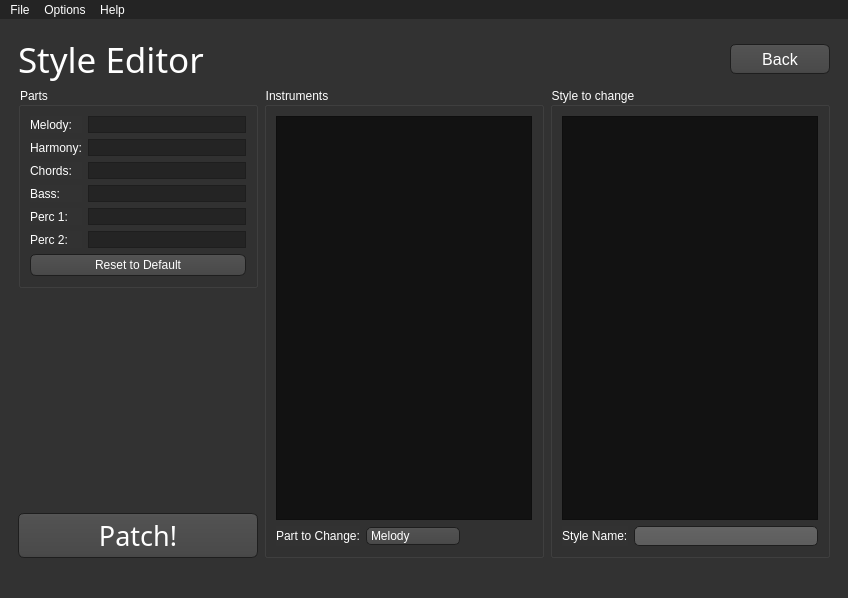
BenjaminHalko/WiiMusicEditorPlus, file WiiMusicPlus.ui: the form before one commit.
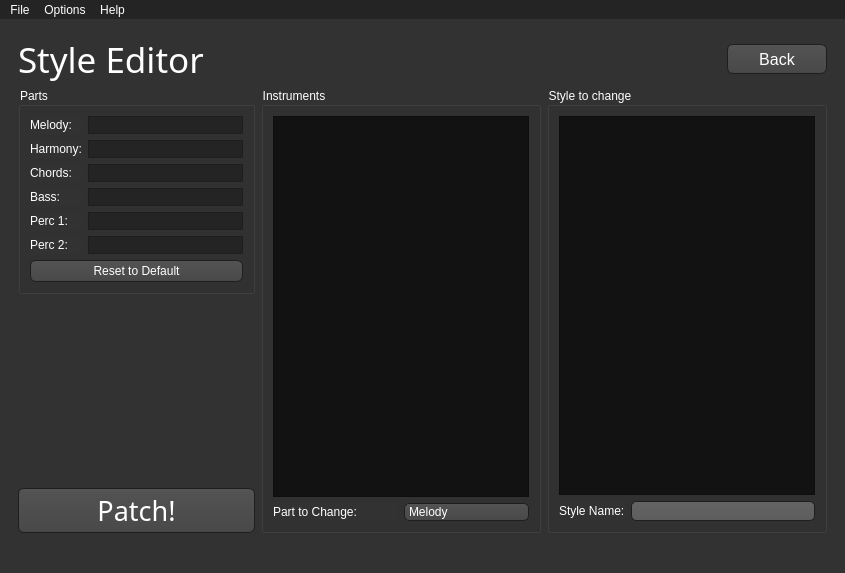
The form after the commit. The open tabs and pages were chosen to show the change. Icons and pictures are not drawn.

```diff
--- a/WiiMusicPlus.ui
+++ b/WiiMusicPlus.ui
@@ -6,8 +6,8 @@
    <rect>
     <x>0</x>
     <y>0</y>
-    <width>829</width>
-    <height>598</height>
+    <width>819</width>
+    <height>573</height>
    </rect>
   </property>
   <property name="palette">
@@ -547,6 +547,15 @@
     border-radius: 5;
 }
 
+QSpinBox
+{
+    background-color: QLinearGradient( x1: 0, y1: 0, x2: 0, y2: 1, stop: 0 #4d4d4d, stop: 0 #646464, stop: 1 #5d5d5d);
+    padding: 1px;
+    border-style: solid;
+    border: 1px solid #1e1e1e;
+    border-radius: 5;
+}
+
 QPushButton
 {
     color: white;
@@ -886,8 +895,17 @@
         fx: 0.5, fy: 0.5,
         radius: 1.0,
         stop: 0.25 #ffaa00,
-        stop: 0.3 #323232
-    );
+        stop: 0.3 #323232);
+}
+
+QRadioButton::indicator:checked:disabled
+{
+    background-color: qradialgradient(
+        cx: 0.5, cy: 0.5,
+        fx: 0.5, fy: 0.5,
+        radius: 1.0,
+        stop: 0.25 #323232,
+        stop: 0.3 #323232);
 }
 
 QCheckBox::indicator{
@@ -908,12 +926,6 @@
     border: 1px solid #ffaa00;
 }
 
-QRadioButton:disabled
-{
-    background-color: #404040;
-}
-
-
 QCheckBox::indicator:checked
 {
     image:url(:images/images/checkbox.png);
@@ -922,16 +934,6 @@
 QCheckBox::indicator:disabled, QRadioButton::indicator:disabled
 {
     border: 1px solid #444;
-}
-
-QWidget[error=&quot;true&quot;]
-{
-	border: 1px solid red;
-}
-
-QWidget[error=&quot;true&quot;]
-{
-	border: 1px solid red;
 }</string>
   </property>
   <property name="tabShape">
@@ -1146,6 +1148,9 @@
         <pointsize>72</pointsize>
        </font>
       </property>
+      <property name="styleSheet">
+       <string notr="true"/>
+      </property>
       <property name="currentIndex">
        <number>0</number>
       </property>
@@ -1189,12 +1194,6 @@
         </item>
         <item>
          <widget class="QLabel" name="MP_LoadedFile_Path">
-          <property name="maximumSize">
-           <size>
-            <width>16777215</width>
-            <height>26</height>
-           </size>
-          </property>
           <property name="styleSheet">
            <string notr="true">QLabel
 {
@@ -1599,14 +1598,6 @@
                      <verstretch>0</verstretch>
                     </sizepolicy>
                    </property>
-                   <property name="font">
-                    <font>
-                     <pointsize>8</pointsize>
-                    </font>
-                   </property>
-                   <property name="acceptDrops">
-                    <bool>true</bool>
-                   </property>
                    <property name="styleSheet">
                     <string notr="true">QLabel
 {
@@ -1651,14 +1642,6 @@
                      <verstretch>0</verstretch>
                     </sizepolicy>
                    </property>
-                   <property name="font">
-                    <font>
-                     <pointsize>8</pointsize>
-                    </font>
-                   </property>
-                   <property name="acceptDrops">
-                    <bool>true</bool>
-                   </property>
                    <property name="styleSheet">
                     <string notr="true">QLabel
 {
@@ -1864,12 +1847,6 @@
                           <verstretch>0</verstretch>
                          </sizepolicy>
                         </property>
-                        <property name="minimumSize">
-                         <size>
-                          <width>50</width>
-                          <height>0</height>
-                         </size>
-                        </property>
                         <property name="mouseTracking">
                          <bool>true</bool>
                         </property>
@@ -1892,12 +1869,6 @@
                           <verstretch>0</verstretch>
                          </sizepolicy>
                         </property>
-                        <property name="minimumSize">
-                         <size>
-                          <width>50</width>
-                          <height>0</height>
-                         </size>
-                        </property>
                         <property name="focusPolicy">
                          <enum>Qt::TabFocus</enum>
                         </property>
@@ -2046,9 +2017,6 @@
                    <height>71</height>
                   </size>
                  </property>
-                 <property name="acceptDrops">
-                  <bool>false</bool>
-                 </property>
                 </widget>
                </item>
               </layout>
@@ -2127,12 +2095,6 @@
                    <verstretch>0</verstretch>
                   </sizepolicy>
                  </property>
-                 <property name="minimumSize">
-                  <size>
-                   <width>0</width>
-                   <height>26</height>
-                  </size>
-                 </property>
                  <property name="font">
                   <font>
                    <pointsize>8</pointsize>
@@ -2259,14 +2221,6 @@
                 <layout class="QGridLayout" name="StE_Parts_List">
                  <item row="4" column="1">
                   <widget class="QLabel" name="StE_Part_Percussion1_Instrument">
-                   <property name="font">
-                    <font>
-                     <pointsize>8</pointsize>
-                    </font>
-                   </property>
-                   <property name="acceptDrops">
-                    <bool>true</bool>
-                   </property>
                    <property name="styleSheet">
                     <string notr="true">padding: 1px;
 border: 1px solid;
@@ -2301,14 +2255,6 @@
                  </item>
                  <item row="3" column="1">
                   <widget class="QLabel" name="StE_Part_Bass_Instrument">
-                   <property name="font">
-                    <font>
-                     <pointsize>8</pointsize>
-                    </font>
-                   </property>
-                   <property name="acceptDrops">
-                    <bool>true</bool>
-                   </property>
                    <property name="styleSheet">
                     <string notr="true">padding: 1px;
 border: 1px solid;
@@ -2322,14 +2268,6 @@
                  </item>
                  <item row="2" column="1">
                   <widget class="QLabel" name="StE_Part_Chords_Instrument">
-                   <property name="font">
-                    <font>
-                     <pointsize>8</pointsize>
-                    </font>
-                   </property>
-                   <property name="acceptDrops">
-                    <bool>true</bool>
-                   </property>
                    <property name="styleSheet">
                     <string notr="true">padding: 1px;
 border: 1px solid;
@@ -2343,14 +2281,6 @@
                  </item>
                  <item row="1" column="1">
                   <widget class="QLabel" name="StE_Part_Harmony_Instrument">
-                   <property name="font">
-                    <font>
-                     <pointsize>8</pointsize>
-                    </font>
-                   </property>
-                   <property name="acceptDrops">
-                    <bool>true</bool>
-                   </property>
                    <property name="styleSheet">
                     <string notr="true">padding: 1px;
 border: 1px solid;
@@ -2378,14 +2308,6 @@
                  </item>
                  <item row="5" column="1">
                   <widget class="QLabel" name="StE_Part_Percussion2_Instrument">
-                   <property name="font">
-                    <font>
-                     <pointsize>8</pointsize>
-                    </font>
-                   </property>
-                   <property name="acceptDrops">
-                    <bool>true</bool>
-                   </property>
                    <property name="styleSheet">
                     <string notr="true">padding: 1px;
 border: 1px solid;
@@ -2405,14 +2327,6 @@
                      <verstretch>0</verstretch>
                     </sizepolicy>
                    </property>
-                   <property name="font">
-                    <font>
-                     <pointsize>8</pointsize>
-                    </font>
-                   </property>
-                   <property name="acceptDrops">
-                    <bool>true</bool>
-                   </property>
                    <property name="styleSheet">
                     <string notr="true">padding: 1px;
 border: 1px solid;
@@ -2535,19 +2449,6 @@
                  </item>
                 </widget>
                </item>
-               <item>
-                <spacer name="StE_PartSelector_Spacer">
-                 <property name="orientation">
-                  <enum>Qt::Horizontal</enum>
-                 </property>
-                 <property name="sizeHint" stdset="0">
-                  <size>
-                   <width>40</width>
-                   <height>20</height>
-                  </size>
-                 </property>
-                </spacer>
-               </item>
               </layout>
              </item>
             </layout>
@@ -2962,14 +2863,6 @@
                    <verstretch>0</verstretch>
                   </sizepolicy>
                  </property>
-                 <property name="font">
-                  <font>
-                   <pointsize>8</pointsize>
-                  </font>
-                 </property>
-                 <property name="acceptDrops">
-                  <bool>true</bool>
-                 </property>
                  <property name="styleSheet">
                   <string notr="true">QLabel
 {
@@ -3073,7 +2966,7 @@
     <rect>
      <x>0</x>
      <y>0</y>
-     <width>829</width>
+     <width>819</width>
      <height>21</height>
     </rect>
    </property>
```
